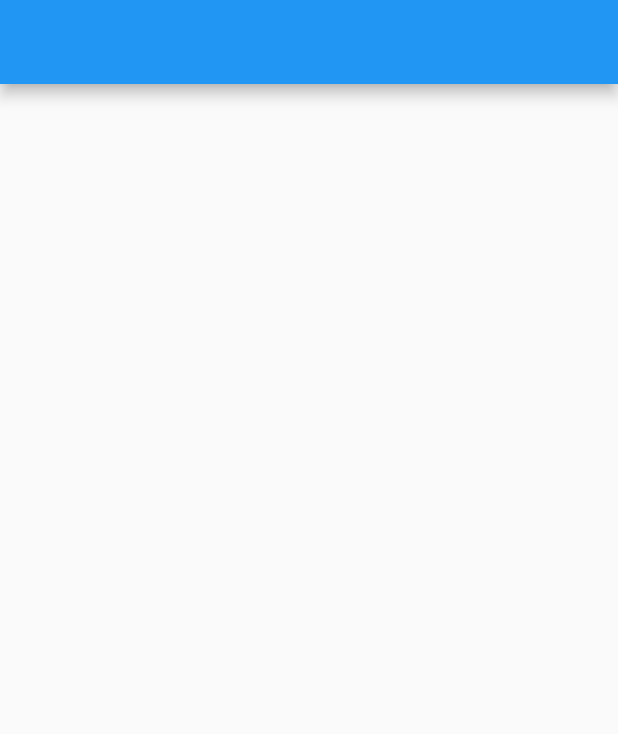
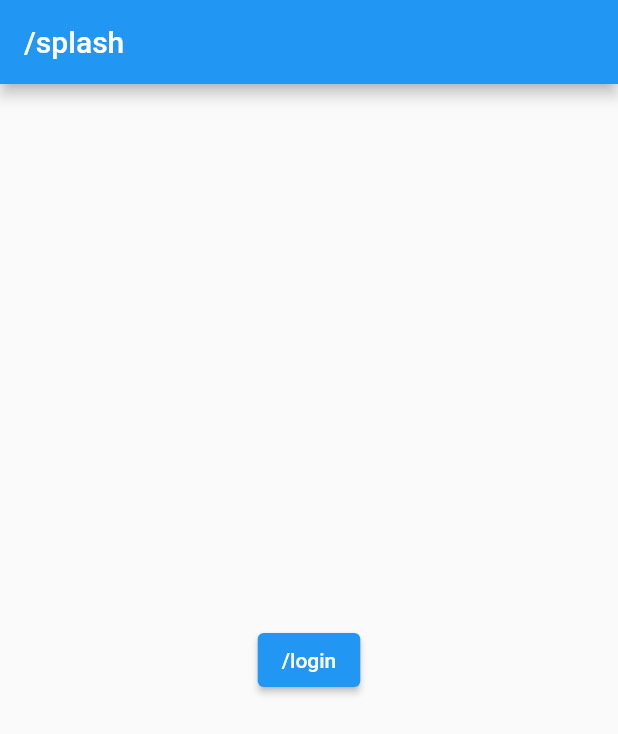
Before and after one commit to enzodanjour/todo_list, a Flutter app: the screen it shows after launch, on a phone screen of 412 x 824 dp. Shown: the top 734 px of the screen. Run offline on Flutter 3.47's test engine with Material 2 defaults, Android fonts, the phone set to English and light mode, and no system bars; our stand-ins replace sqflite, sqflite_common, synchronized; accounts and stored records are empty.

Commit message:
create splash page

```diff
--- a/lib/app/modules/splash/splash_page.dart
+++ b/lib/app/modules/splash/splash_page.dart
@@ -7,8 +7,17 @@ class SplashPage extends StatelessWidget {
    @override
    Widget build(BuildContext context) {
        return Scaffold(
-           appBar: AppBar(title: const Text(''),),
-           body: Container(),
+           appBar: AppBar(title: const Text('/splash'),),
+           body: Center(
+             child: Column(
+               mainAxisAlignment: MainAxisAlignment.center,
+               children: [
+                 ElevatedButton(onPressed: (){
+                   Navigator.pushNamed(context, '/login');
+                 }, child: Text('/login'))
+               ],
+             ),
+           ),
        );
   }
 }
```
